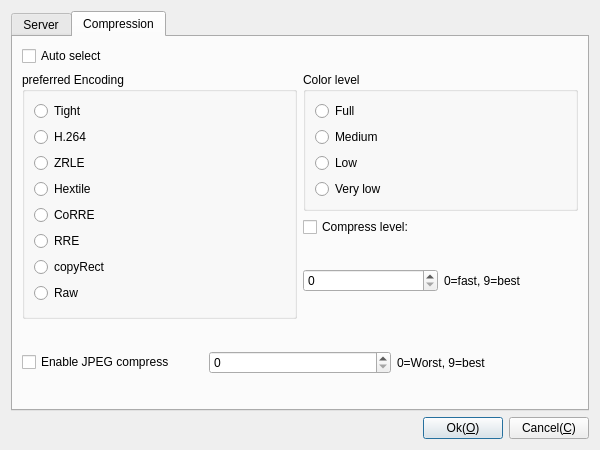
The window that Plugins/TigerVnc/Client/DlgSettingsVnc.ui (KangLin/RabbitRemoteControl) describes before a commit, drawn with Qt 5.
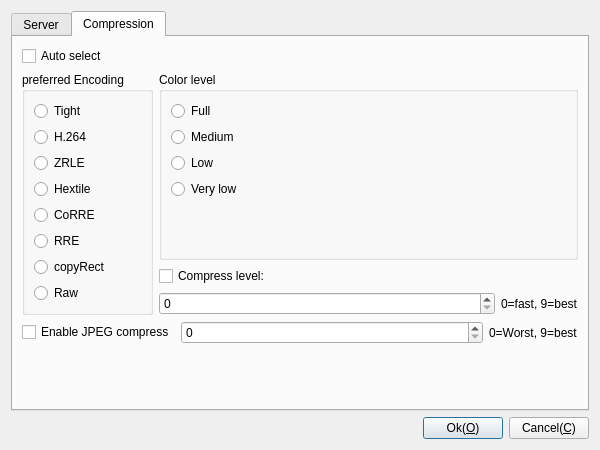
The same window after the commit. The open tabs and pages were chosen to show the change. Icons and pictures are not drawn. Custom widgets are drawn as their Qt base class.

```diff
--- a/Plugins/TigerVnc/Client/DlgSettingsVnc.ui
+++ b/Plugins/TigerVnc/Client/DlgSettingsVnc.ui
@@ -183,90 +183,16 @@
        <string>Compression</string>
       </attribute>
       <layout class="QGridLayout" name="gridLayout_2">
-       <item row="1" column="1">
-        <widget class="QGroupBox" name="gpColorLevel">
-         <property name="title">
-          <string>Color level</string>
+       <item row="0" column="0">
+        <widget class="QCheckBox" name="cbCompressAutoSelect">
+         <property name="text">
+          <string>Auto select</string>
          </property>
-         <layout class="QFormLayout" name="formLayout">
+        </widget>
+       </item>
           <item row="1" column="0">
-           <widget class="QRadioButton" name="rbFull">
-            <property name="text">
-             <string>Full</string>
-            </property>
-           </widget>
-          </item>
-          <item row="3" column="0">
-           <widget class="QRadioButton" name="rbLow">
-            <property name="text">
-             <string>Low</string>
-            </property>
-           </widget>
-          </item>
-          <item row="2" column="0">
-           <widget class="QRadioButton" name="rbMeduim">
-            <property name="text">
-             <string>Medium</string>
-            </property>
-           </widget>
-          </item>
-          <item row="4" column="0">
-           <widget class="QRadioButton" name="rbVeryLow">
-            <property name="text">
-             <string>Very low</string>
-            </property>
-           </widget>
-          </item>
-         </layout>
-        </widget>
-       </item>
-       <item row="3" column="1">
-        <layout class="QHBoxLayout" name="horizontalLayout_5">
+        <layout class="QHBoxLayout" name="horizontalLayout_3">
          <item>
-          <widget class="QSpinBox" name="spCompressLevel">
-           <property name="maximum">
-            <number>9</number>
-           </property>
-           <property name="value">
-            <number>0</number>
-           </property>
-          </widget>
-         </item>
-         <item>
-          <widget class="QLabel" name="label_5">
-           <property name="text">
-            <string>0=fast, 9=best</string>
-           </property>
-          </widget>
-         </item>
-        </layout>
-       </item>
-       <item row="4" column="0" colspan="2">
-        <layout class="QHBoxLayout" name="horizontalLayout_6">
-         <item>
-          <widget class="QCheckBox" name="cbJPEG">
-           <property name="text">
-            <string>Enable JPEG compress</string>
-           </property>
-          </widget>
-         </item>
-         <item>
-          <widget class="QSpinBox" name="spJPEGLevel">
-           <property name="maximum">
-            <number>9</number>
-           </property>
-          </widget>
-         </item>
-         <item>
-          <widget class="QLabel" name="label_4">
-           <property name="text">
-            <string>0=Worst, 9=best</string>
-           </property>
-          </widget>
-         </item>
-        </layout>
-       </item>
-       <item row="1" column="0" rowspan="3">
         <widget class="QGroupBox" name="gpPreferredEncodeing">
          <property name="title">
           <string>preferred Encoding</string>
@@ -331,19 +257,143 @@
          </layout>
         </widget>
        </item>
-       <item row="2" column="1">
+         <item>
+          <layout class="QVBoxLayout" name="verticalLayout_2">
+           <item>
+            <widget class="QGroupBox" name="gpColorLevel">
+             <property name="title">
+              <string>Color level</string>
+             </property>
+             <layout class="QFormLayout" name="formLayout">
+              <item row="1" column="0">
+               <widget class="QRadioButton" name="rbFull">
+                <property name="text">
+                 <string>Full</string>
+                </property>
+               </widget>
+              </item>
+              <item row="3" column="0">
+               <widget class="QRadioButton" name="rbLow">
+                <property name="text">
+                 <string>Low</string>
+                </property>
+               </widget>
+              </item>
+              <item row="2" column="0">
+               <widget class="QRadioButton" name="rbMeduim">
+                <property name="text">
+                 <string>Medium</string>
+                </property>
+               </widget>
+              </item>
+              <item row="4" column="0">
+               <widget class="QRadioButton" name="rbVeryLow">
+                <property name="text">
+                 <string>Very low</string>
+                </property>
+               </widget>
+              </item>
+              <item row="5" column="0">
+               <spacer name="verticalSpacer_2">
+                <property name="orientation">
+                 <enum>Qt::Orientation::Vertical</enum>
+                </property>
+                <property name="sizeHint" stdset="0">
+                 <size>
+                  <width>20</width>
+                  <height>40</height>
+                 </size>
+                </property>
+               </spacer>
+              </item>
+             </layout>
+            </widget>
+           </item>
+           <item>
+            <layout class="QVBoxLayout" name="verticalLayout">
+             <item>
         <widget class="QCheckBox" name="cbCompress">
          <property name="text">
           <string>Compress level:</string>
          </property>
         </widget>
        </item>
-       <item row="0" column="0">
-        <widget class="QCheckBox" name="cbCompressAutoSelect">
+             <item>
+              <layout class="QHBoxLayout" name="horizontalLayout_2">
+               <item>
+                <widget class="QSpinBox" name="spCompressLevel">
+                 <property name="sizePolicy">
+                  <sizepolicy hsizetype="Expanding" vsizetype="Fixed">
+                   <horstretch>0</horstretch>
+                   <verstretch>0</verstretch>
+                  </sizepolicy>
+                 </property>
+                 <property name="maximum">
+                  <number>9</number>
+                 </property>
+                 <property name="value">
+                  <number>0</number>
+                 </property>
+                </widget>
+               </item>
+               <item>
+                <widget class="QLabel" name="label_5">
          <property name="text">
-          <string>Auto select</string>
-         </property>
-        </widget>
+                  <string>0=fast, 9=best</string>
+                 </property>
+                </widget>
+               </item>
+              </layout>
+             </item>
+            </layout>
+           </item>
+          </layout>
+         </item>
+        </layout>
+       </item>
+       <item row="2" column="0">
+        <layout class="QHBoxLayout" name="horizontalLayout_6">
+         <item>
+          <widget class="QCheckBox" name="cbJPEG">
+           <property name="text">
+            <string>Enable JPEG compress</string>
+           </property>
+          </widget>
+         </item>
+         <item>
+          <widget class="QSpinBox" name="spJPEGLevel">
+           <property name="sizePolicy">
+            <sizepolicy hsizetype="Expanding" vsizetype="Fixed">
+             <horstretch>0</horstretch>
+             <verstretch>0</verstretch>
+            </sizepolicy>
+           </property>
+           <property name="maximum">
+            <number>9</number>
+           </property>
+          </widget>
+         </item>
+         <item>
+          <widget class="QLabel" name="label_4">
+           <property name="text">
+            <string>0=Worst, 9=best</string>
+           </property>
+          </widget>
+         </item>
+        </layout>
+       </item>
+       <item row="3" column="0">
+        <spacer name="verticalSpacer">
+         <property name="orientation">
+          <enum>Qt::Orientation::Vertical</enum>
+         </property>
+         <property name="sizeHint" stdset="0">
+          <size>
+           <width>20</width>
+           <height>40</height>
+          </size>
+         </property>
+        </spacer>
        </item>
       </layout>
      </widget>
```
Lines whose indentation alone changed are shown as unchanged.
